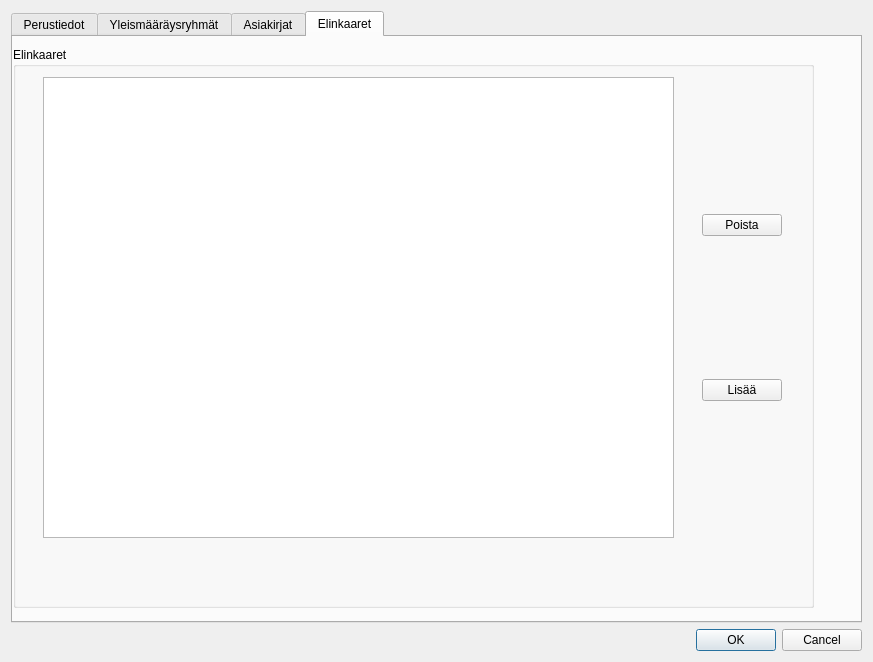
Old version of the form arho_feature_template/gui/dialogs/plan_attribute_form.ui in the repository GispoCoding/arho-feature-template.
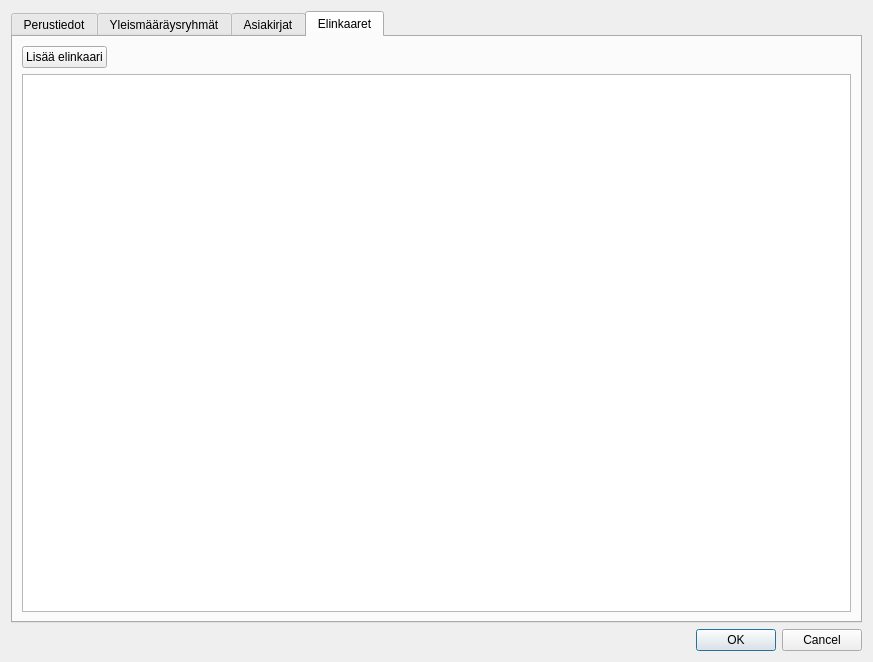
New version of the form. The open tabs and pages were chosen to show the change. Custom widgets are drawn as their Qt base class.

The edit to the form file:
```diff
--- a/arho_feature_template/gui/dialogs/plan_attribute_form.ui
+++ b/arho_feature_template/gui/dialogs/plan_attribute_form.ui
@@ -16,7 +16,7 @@
   <property name="windowTitle">
    <string>Kaava</string>
   </property>
-  <layout class="QVBoxLayout" name="verticalLayout">
+  <layout class="QVBoxLayout" name="verticalLayout_5">
    <item>
     <widget class="QTabWidget" name="tabWidget">
      <property name="sizePolicy">
@@ -342,72 +342,24 @@
       <attribute name="title">
        <string>Elinkaaret</string>
       </attribute>
-      <widget class="QGroupBox" name="groupBox_2">
-       <property name="geometry">
-        <rect>
-         <x>0</x>
-         <y>10</y>
-         <width>801</width>
-         <height>561</height>
-        </rect>
-       </property>
-       <property name="title">
-        <string>Elinkaaret</string>
-       </property>
-       <widget class="QWidget" name="verticalLayoutWidget">
-        <property name="geometry">
-         <rect>
-          <x>30</x>
-          <y>30</y>
-          <width>631</width>
-          <height>461</height>
-         </rect>
-        </property>
-        <layout class="QVBoxLayout" name="verticalLayout_5">
-         <item>
-          <widget class="QTableWidget" name="lifecycle_table"/>
-         </item>
-        </layout>
-       </widget>
-       <widget class="QWidget" name="verticalLayoutWidget_2">
-        <property name="geometry">
-         <rect>
-          <x>689</x>
-          <y>30</y>
-          <width>81</width>
-          <height>461</height>
-         </rect>
-        </property>
-        <layout class="QVBoxLayout" name="verticalLayout_8">
-         <item>
-          <widget class="QPushButton" name="delete_lifecycle_button">
-           <property name="sizePolicy">
-            <sizepolicy hsizetype="Fixed" vsizetype="Fixed">
-             <horstretch>0</horstretch>
-             <verstretch>0</verstretch>
-            </sizepolicy>
-           </property>
-           <property name="text">
-            <string>Poista</string>
-           </property>
-          </widget>
-         </item>
+      <layout class="QVBoxLayout" name="verticalLayout">
          <item>
           <widget class="QPushButton" name="add_lifecycle_button">
            <property name="sizePolicy">
-            <sizepolicy hsizetype="Fixed" vsizetype="Fixed">
+          <sizepolicy hsizetype="Maximum" vsizetype="Fixed">
              <horstretch>0</horstretch>
              <verstretch>0</verstretch>
             </sizepolicy>
            </property>
            <property name="text">
-            <string>Lisää</string>
+          <string>Lisää elinkaari</string>
            </property>
           </widget>
          </item>
-        </layout>
-       </widget>
-      </widget>
+       <item>
+        <widget class="QTableWidget" name="lifecycle_table"/>
+       </item>
+      </layout>
      </widget>
     </widget>
    </item>
```
Lines whose indentation alone changed are shown as unchanged.
